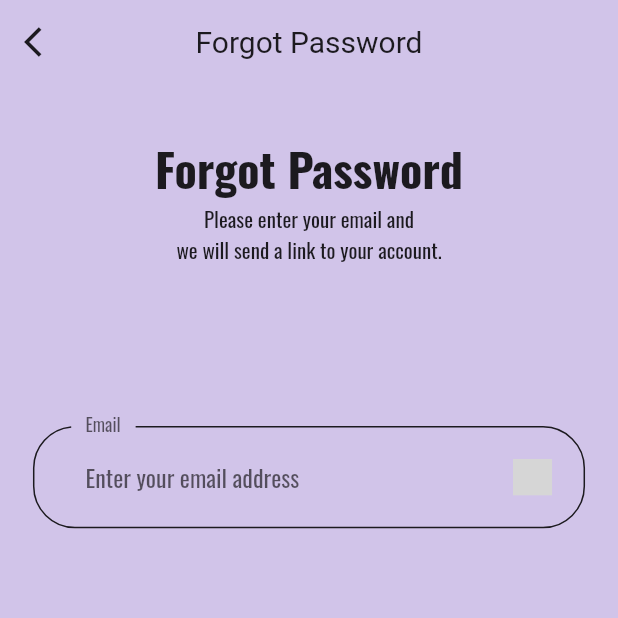
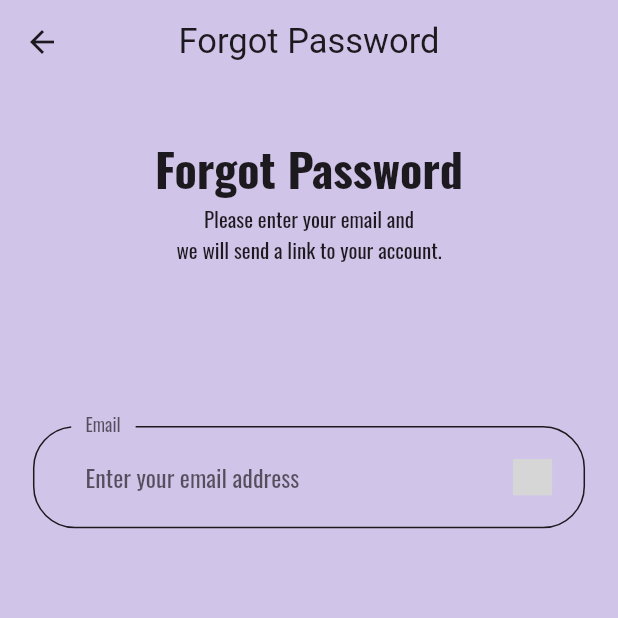
Before and after one commit to FOR-TUNE/E-commerce_App, a Flutter app: the ForgotPasswordScreen screen opened by its route, on a phone screen of 412 x 824 dp, the top half of it. Run offline on Flutter 3.47's test engine with Material 2 defaults, Android fonts, the light colour scheme and no system bars; our stand-ins replace flutter_spinkit, flutter_svg; grey boxes are pictures that could not be loaded.

Commit message:
Login Changes Done

```diff
--- a/lib/screens/forgot_password/forgot_password_screen.dart
+++ b/lib/screens/forgot_password/forgot_password_screen.dart
@@ -13,25 +13,13 @@ class ForgotPasswordScreen extends StatelessWidget {
   Widget build(BuildContext context) {
     SizeConfig().init(context);
     return Scaffold(
-      appBar: buildAppBar(),
+      appBar: AppBar(
+        centerTitle: true,
+        title: const Text("Forgot Password",
+            style: TextStyle(color: textColor, fontSize: 23)),
+      ),
+      // appBar: buildAppBar(),
       body: const Body(),
     );
   }
 }
-
-AppBar buildAppBar() {
-  return AppBar(
-    leading: Builder(builder: (BuildContext context) {
-      return IconButton(
-        icon: const Icon(Icons.arrow_back_ios),
-        onPressed: () {
-          Navigator.restorablePopAndPushNamed(context, SignInScreen.routeName);
-        },
-        tooltip: MaterialLocalizations.of(context).openAppDrawerTooltip,
-      );
-    }),
-    centerTitle: true,
-    title: const Text("Forgot Password",
-        style: TextStyle(color: textColor, fontSize: 20)),
-  );
-}
--- a/lib/screens/login_success/login_success_screen.dart
+++ b/lib/screens/login_success/login_success_screen.dart
@@ -1,6 +1,5 @@
 import 'package:ecommerce_app/screens/login_success/components/body.dart';
 import 'package:flutter/material.dart';
-
 import '../../constants.dart';
 import '../../sizeconfig.dart';
 
@@ -13,9 +12,10 @@ class LoginSuccessScreen extends StatelessWidget {
     SizeConfig().init(context);
     return Scaffold(
       appBar: AppBar(
+        leading: const SizedBox(),
         centerTitle: true,
         title: const Text("Login Success",
-            style: TextStyle(color: textColor, fontSize: 20)),
+            style: TextStyle(color: textColor, fontSize: 23)),
       ),
       body: const Body(),
     );
```
Also changed, not shown: lib/screens/login_success/components/body.dart (+26 -2 lines), lib/screens/sign_in/components/sign_form.dart (+8 -2 lines), lib/screens/sign_in/signin_screen.dart (+2 -8 lines).
